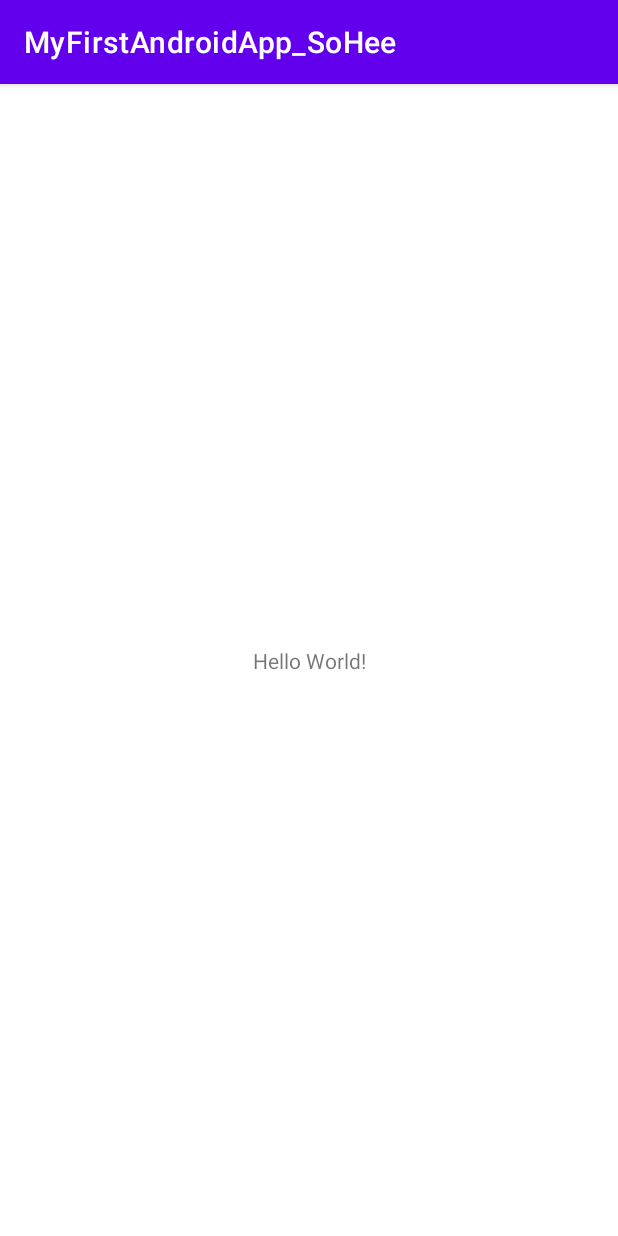
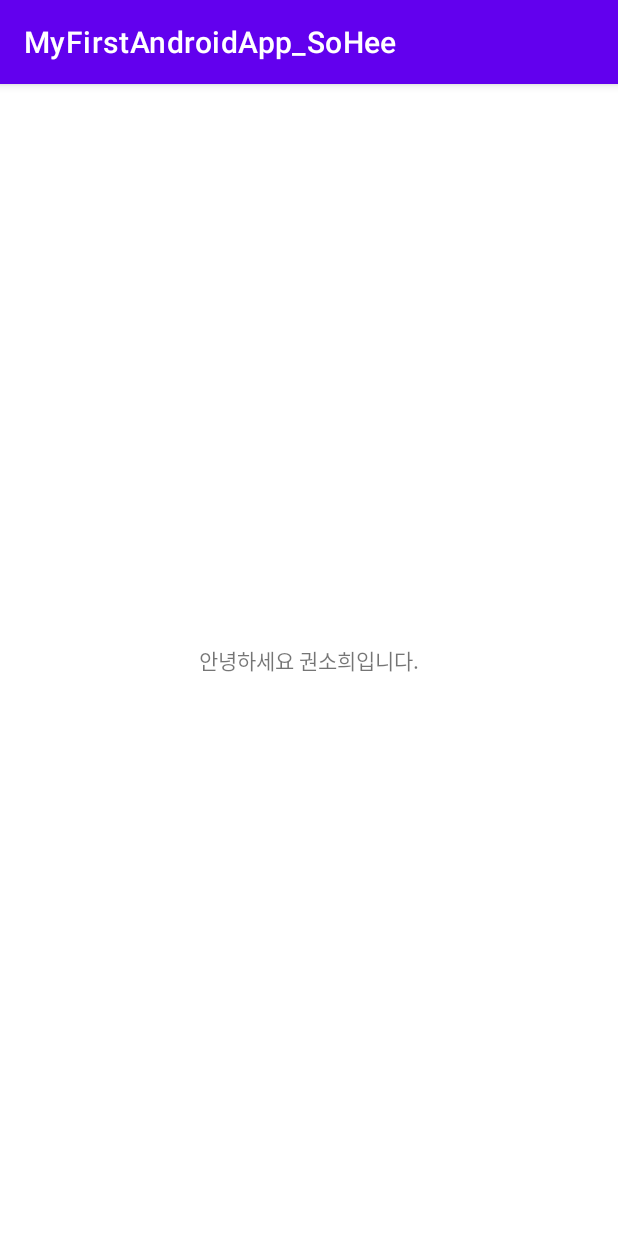
Before and after one commit to Sohee0428/Test_SoHee, an Android app: the screen it shows after launch (MainActivity), on a phone screen of 412 x 824 dp. Run offline under Robolectric (Android 15) with nearby library versions, the phone set to English and light mode, and no system bars.

Commit message:
환영 문구 변경

```diff
--- a/app/src/main/res/layout/activity_main.xml
+++ b/app/src/main/res/layout/activity_main.xml
@@ -9,7 +9,7 @@
     <TextView
         android:layout_width="wrap_content"
         android:layout_height="wrap_content"
-        android:text="Hello World!"
+        android:text="안녕하세요 권소희입니다."
         app:layout_constraintBottom_toBottomOf="parent"
         app:layout_constraintLeft_toLeftOf="parent"
         app:layout_constraintRight_toRightOf="parent"
```
